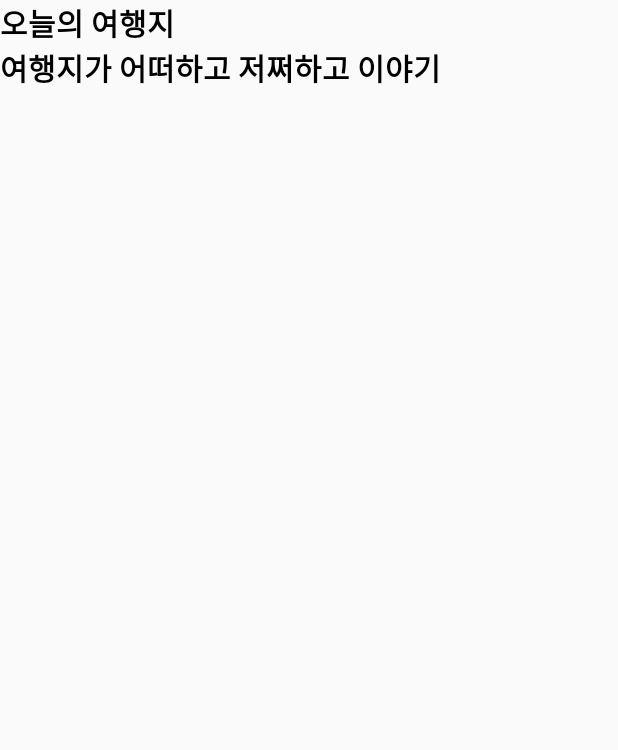
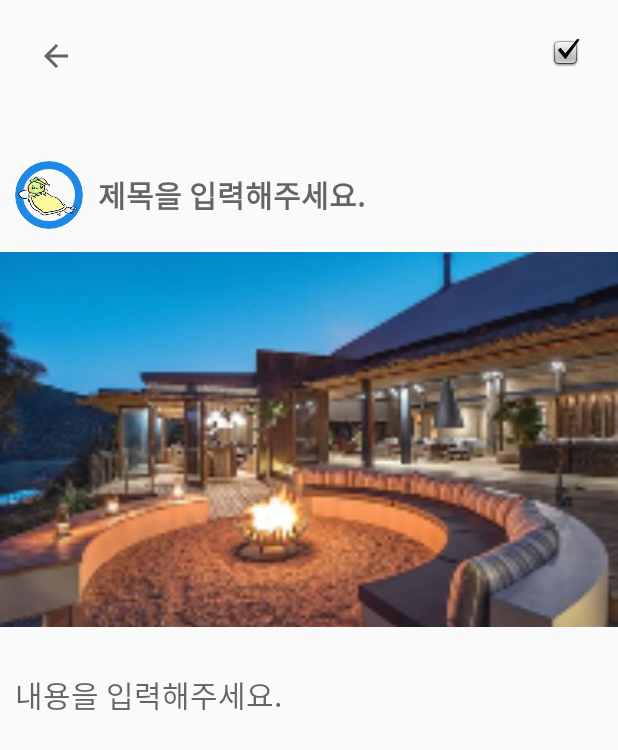
Before and after one commit to IZFOUR/IZ_Four_Project, an Android app: the MyPageDetail screen opened directly, with no data from a screen before it, on a phone screen of 412 x 824 dp. Shown: the top 750 px of the screen. Run offline under Robolectric (Android 15) with nearby library versions, the phone set to English and light mode, and no system bars.

Commit message:
FIX] : 🔧 Mypage: MyPageEdit 추가. 연동은 아직.. MypageDetail 구조 잡기. 이것도 아직 연동이 안됨.

```diff
--- a/app/src/main/java/com/android/iz4/MyPage.kt
+++ b/app/src/main/java/com/android/iz4/MyPage.kt
@@ -4,6 +4,7 @@ import androidx.appcompat.app.AppCompatActivity
 import android.os.Bundle
 import android.widget.ImageView
 import android.widget.Toast
+import com.google.android.material.floatingactionbutton.FloatingActionButton
 
 // 재원이형님 이미지 파일들 해상도별 분리 후 추가해놔서 좀 작아져 있는데 도대채 이유를 모르겠습니다.
 // 혹시나해서 제사진으로 써보니까 이상은없습니다.. 혹시나 사진변경가능하시면 해상도별로 추가부탁드리겠습니다.
--- /dev/null
+++ b/app/src/main/java/com/android/iz4/MyPageEdit.kt
@@ -0,0 +1,12 @@
+package com.android.iz4
+
+import android.os.Bundle
+import androidx.appcompat.app.AppCompatActivity
+
+class MyPageEdit : AppCompatActivity() {
+
+    override fun onCreate(savedInstanceState: Bundle?) {
+        super.onCreate(savedInstanceState)
+        setContentView(R.layout.activity_mypageedit)
+        }
+    }
--- /dev/null
+++ b/app/src/main/res/drawable/mypagedetail_stroke.xml
@@ -0,0 +1,8 @@
+<?xml version="1.0" encoding="utf-8"?>
+<shape xmlns:android="http://schemas.android.com/apk/res/android">
+
+    <solid android:color="@color/White"/>
+
+    <stroke android:color="@color/Black" android:width="5dp"/>
+
+</shape>
--- a/app/src/main/res/layout/activity_mypage.xml
+++ b/app/src/main/res/layout/activity_mypage.xml
@@ -83,13 +83,12 @@
         app:layout_constraintTop_toBottomOf="@+id/tv_mbti" />
 
 
-    <TextView
-        android:id="@+id/btn_edit"
+    <ImageButton
+        android:id="@+id/btn_add"
         android:layout_width="wrap_content"
         android:layout_height="wrap_content"
         android:layout_marginTop="25dp"
         android:layout_marginEnd="25dp"
-        android:text="편집"
         android:textColor="@color/Black"
         android:textSize="20sp"
         android:textStyle="bold"
@@ -117,7 +116,7 @@
         android:layout_marginStart="25dp"
         android:layout_marginTop="25dp"
         android:layout_marginBottom="25dp"
-        android:background="@drawable/selector_image"
+        android:background="@drawable/shape_image"
         android:orientation="horizontal"
         app:layout_constraintBottom_toTopOf="@+id/constraintLayout"
         app:layout_constraintStart_toStartOf="parent"
@@ -127,7 +126,7 @@
             android:id="@+id/iv_odung_smile"
             android:layout_width="match_parent"
             android:layout_height="match_parent"
-            android:background="@drawable/selector_image"
+            android:background="@drawable/shape_image"
             android:scaleType="centerCrop"
             android:src="@drawable/odung_smile" />
     </LinearLayout>
@@ -168,6 +167,7 @@
                         android:layout_width="45dp"
                         android:layout_height="45dp"
                         android:scaleType="centerInside"
+                        android:layout_marginLeft="10dp"
                         android:clipToOutline="true"
                         android:background="@drawable/round"
                         app:srcCompat="@drawable/zz" />
@@ -216,6 +216,7 @@
                         android:scaleType="centerInside"
                         android:clipToOutline="true"
                         android:background="@drawable/round"
+                        android:layout_marginLeft="10dp"
                         app:srcCompat="@drawable/zz" />
 
                     <TextView
--- a/app/src/main/res/layout/activity_mypagedetail.xml
+++ b/app/src/main/res/layout/activity_mypagedetail.xml
@@ -1,44 +1,122 @@
 <?xml version="1.0" encoding="utf-8"?>
-<LinearLayout xmlns:android="http://schemas.android.com/apk/res/android"
+<androidx.constraintlayout.widget.ConstraintLayout xmlns:android="http://schemas.android.com/apk/res/android"
     xmlns:app="http://schemas.android.com/apk/res-auto"
     xmlns:tools="http://schemas.android.com/tools"
     android:layout_width="match_parent"
     android:layout_height="match_parent"
-    android:orientation="vertical"
     tools:context=".MyPageDetail">
 
-    <TextView
-        android:id="@+id/textView2"
+    <LinearLayout
         android:layout_width="match_parent"
-        android:layout_height="wrap_content"
-        android:text="오늘의 여행지"
-        android:textColor="@color/Black"
-        android:textSize="20sp"
-        android:textStyle="bold"/>
+        android:layout_height="match_parent"
+        android:orientation="vertical"
+        app:layout_constraintEnd_toEndOf="parent"
+        app:layout_constraintHorizontal_bias="1.0"
+        app:layout_constraintStart_toStartOf="parent"
+        tools:layout_editor_absoluteY="4dp">
 
-    <ImageView
-        android:id="@+id/imageView3"
 
-        android:layout_width="match_parent"
-        android:layout_height="wrap_content"
-        android:background="@drawable/selector_image"
-        android:scaleType="centerCrop"
-        tools:srcCompat="@drawable/safari_lodge" />
+        <androidx.constraintlayout.widget.ConstraintLayout
+            android:layout_width="match_parent"
+            android:layout_height="77dp">
 
-    <androidx.constraintlayout.widget.ConstraintLayout
-        android:layout_width="match_parent"
-        android:layout_height="match_parent">
+            <ImageButton
+                android:id="@+id/ib_back"
+                android:layout_width="wrap_content"
+                android:layout_height="wrap_content"
+                android:layout_marginStart="25dp"
+                android:layout_marginTop="25dp"
+                android:background="@android:color/transparent"
+                android:clickable="true"
+                android:onClick="click"
+                app:layout_constraintStart_toStartOf="parent"
+                app:layout_constraintTop_toTopOf="parent"
+                app:srcCompat="?attr/homeAsUpIndicator" />
 
-        <TextView
-            android:id="@+id/textView3"
+            <ImageButton
+                android:id="@+id/imageButton"
+                android:layout_width="wrap_content"
+                android:layout_height="wrap_content"
+                android:layout_marginTop="25dp"
+                android:layout_marginEnd="25dp"
+                android:background="@android:color/transparent"
+                app:layout_constraintEnd_toEndOf="parent"
+                app:layout_constraintTop_toTopOf="parent"
+                app:srcCompat="@android:drawable/checkbox_on_background" />
+
+        </androidx.constraintlayout.widget.ConstraintLayout>
+
+        <LinearLayout
+            android:layout_width="match_parent"
+            android:layout_height="wrap_content"
+            android:layout_marginTop="30dp"
+            android:orientation="horizontal">
+
+            <ImageView
+                android:id="@+id/iv_zzslp"
+                android:layout_width="45dp"
+                android:layout_height="45dp"
+                android:layout_marginLeft="10dp"
+                android:background="@drawable/round"
+                android:clipToOutline="true"
+                android:scaleType="centerInside"
+                app:srcCompat="@drawable/zz" />
+
+            <EditText
+                android:id="@+id/textView3"
+                android:layout_width="match_parent"
+                android:layout_height="45dp"
+                android:layout_marginLeft="10dp"
+                android:layout_marginRight="25dp"
+                android:gravity="center_vertical"
+                android:hint="제목을 입력해주세요."
+                android:text=""
+                android:textColor="@color/Black"
+                android:background="@android:color/transparent"
+                android:textSize="20sp"
+                android:textStyle="bold" />
+
+        </LinearLayout>
+
+        <ImageView
+            android:id="@+id/imageView8"
+            android:layout_width="match_parent"
+            android:layout_height="250dp"
+            android:layout_marginTop="15dp"
+            android:background="@drawable/mypagedetail_stroke"
+            android:scaleType="centerCrop"
+            app:layout_constraintEnd_toEndOf="parent"
+            app:layout_constraintStart_toStartOf="parent"
+            app:srcCompat="@drawable/safari_lodge" />
+
+        <ScrollView
             android:layout_width="match_parent"
             android:layout_height="match_parent"
-            android:text="여행지가 어떠하고 저쩌하고 이야기"
-            android:textColor="@color/Black"
-            android:textSize="20sp"
-            android:textStyle="bold"
-            app:layout_constraintStart_toStartOf="parent"
-            app:layout_constraintTop_toTopOf="parent" />
-    </androidx.constraintlayout.widget.ConstraintLayout>
+            android:layout_marginTop="30dp">
 
-</LinearLayout>
+            <LinearLayout
+                android:layout_width="match_parent"
+                android:layout_height="wrap_content"
+                android:orientation="vertical">
+
+                <EditText
+                    android:id="@+id/textView6"
+                    android:layout_width="match_parent"
+                    android:layout_height="match_parent"
+                    android:layout_marginLeft="10dp"
+                    android:layout_marginRight="10dp"
+                    android:hint="내용을 입력해주세요."
+                    android:background="@android:color/transparent"
+                    android:text=""
+                    android:textColor="@color/Black"
+                    android:textSize="20sp"
+                    android:textStyle="normal" />
+            </LinearLayout>
+
+
+        </ScrollView>
+
+    </LinearLayout>
+
+
+</androidx.constraintlayout.widget.ConstraintLayout>
--- /dev/null
+++ b/app/src/main/res/layout/activity_mypageedit.xml
@@ -0,0 +1,9 @@
+<?xml version="1.0" encoding="utf-8"?>
+<androidx.constraintlayout.widget.ConstraintLayout xmlns:android="http://schemas.android.com/apk/res/android"
+    xmlns:app="http://schemas.android.com/apk/res-auto"
+    xmlns:tools="http://schemas.android.com/tools"
+    android:layout_width="match_parent"
+    android:layout_height="match_parent"
+    tools:context=".MyPageEdit">
+
+</androidx.constraintlayout.widget.ConstraintLayout>
```
Also changed, not shown: app/src/main/res/drawable/shape_image.xml (renamed from app/src/main/res/drawable/selector_image.xml).
